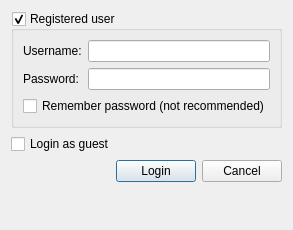
pokerth/pokerth, file src/gui/qt/internetgamelogindialog.ui: the form before one commit.
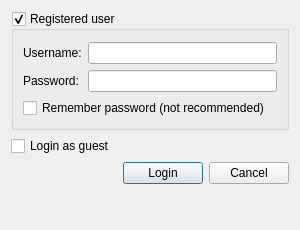
The form after the commit.

Commit message: try a gui bugfix for checkable groupboxes

```diff
--- a/src/gui/qt/internetgamelogindialog.ui
+++ b/src/gui/qt/internetgamelogindialog.ui
@@ -6,7 +6,7 @@
    <rect>
     <x>0</x>
     <y>0</y>
-    <width>292</width>
+    <width>300</width>
     <height>230</height>
    </rect>
   </property>
@@ -14,6 +14,9 @@
    <string>Internet Game Login</string>
   </property>
   <layout class="QGridLayout" name="gridLayout_2">
+   <property name="topMargin">
+    <number>11</number>
+   </property>
    <item row="0" column="0">
     <widget class="QGroupBox" name="groupBox_reguser">
      <property name="title">
@@ -23,6 +26,9 @@
       <bool>true</bool>
      </property>
      <layout class="QGridLayout" name="gridLayout">
+      <property name="topMargin">
+       <number>11</number>
+      </property>
       <item row="0" column="0">
        <widget class="QLabel" name="label">
         <property name="text">
```
